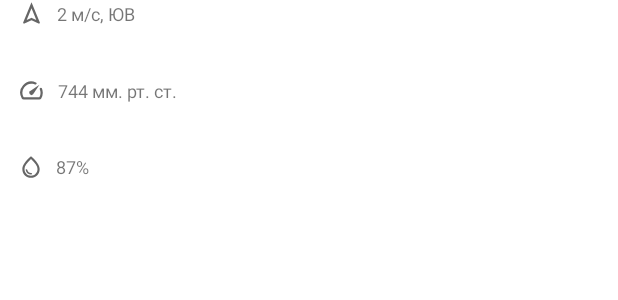
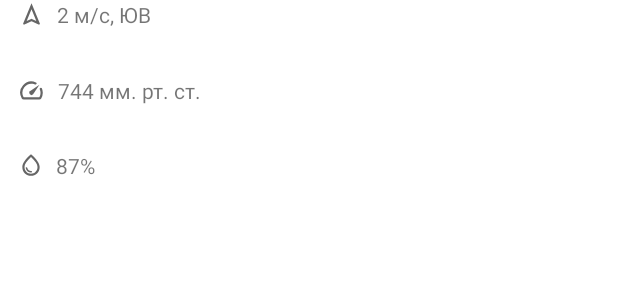
Before and after one commit to adkozlovskiy/weather-avito-start, an Android app: the layout additional_current_item.xml on its own in the app's theme, with its tools: preview values and no code run, on a phone screen of 412 x 824 dp. Shown: the top 300 px of the screen. Run offline under Robolectric (Android 15) with nearby library versions, the phone set to English and light mode, and no system bars.

Commit message:
Minor fixes.

```diff
--- a/app/src/main/res/layout/additional_current_item.xml
+++ b/app/src/main/res/layout/additional_current_item.xml
@@ -28,7 +28,6 @@
             android:id="@+id/tv_wind"
             android:layout_width="wrap_content"
             android:layout_height="wrap_content"
-            android:textSize="12sp"
             tools:text="2 м/c, ЮВ" />
 
     </LinearLayout>
@@ -39,7 +38,6 @@
         android:layout_height="wrap_content"
         android:drawablePadding="8dp"
         android:gravity="center"
-        android:textSize="12sp"
         app:drawableStartCompat="@drawable/ic_pressure"
         app:layout_constraintBottom_toBottomOf="parent"
         app:layout_constraintStart_toStartOf="parent"
@@ -52,7 +50,6 @@
         android:layout_height="wrap_content"
         android:drawablePadding="8dp"
         android:gravity="center"
-        android:textSize="12sp"
         app:drawableStartCompat="@drawable/ic_humidity"
         app:layout_constraintBottom_toBottomOf="parent"
         app:layout_constraintStart_toStartOf="parent"
```
